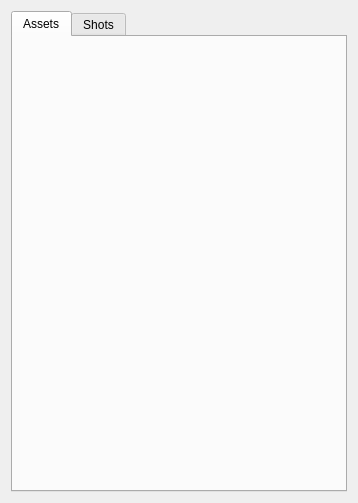
Before: the Qt Designer form scripts/psyhive/tools/hive_bro.ui in Psyop/psyhive, drawn with Qt 5.
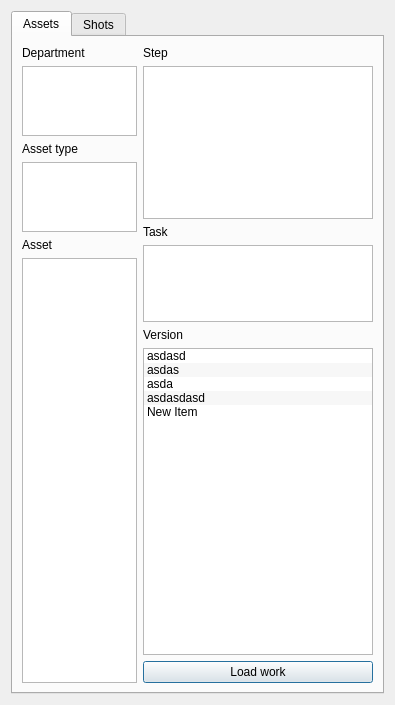
After: the same form once the commit is applied. The open tabs and pages were chosen to show the change. Custom widgets are drawn as their Qt base class.

What changed in the file:
```diff
--- a/scripts/psyhive/tools/hive_bro.ui
+++ b/scripts/psyhive/tools/hive_bro.ui
@@ -1,13 +1,13 @@
 <?xml version="1.0" encoding="UTF-8"?>
 <ui version="4.0">
- <class>Form</class>
- <widget class="QWidget" name="Form">
+ <class>HiveBro</class>
+ <widget class="QDialog" name="HiveBro">
   <property name="geometry">
    <rect>
     <x>0</x>
     <y>0</y>
-    <width>358</width>
-    <height>503</height>
+    <width>395</width>
+    <height>705</height>
    </rect>
   </property>
   <property name="windowTitle">
@@ -23,6 +23,119 @@
       <attribute name="title">
        <string>Assets</string>
       </attribute>
+      <layout class="QGridLayout" name="gridLayout_3">
+       <item row="0" column="0">
+        <layout class="QHBoxLayout" name="horizontalLayout_2" stretch="1,2">
+         <item>
+          <layout class="QVBoxLayout" name="verticalLayout_3" stretch="0,1,0,1,0,10">
+           <item>
+            <widget class="QLabel" name="label_5">
+             <property name="text">
+              <string>Department</string>
+             </property>
+            </widget>
+           </item>
+           <item>
+            <widget class="QListWidget" name="dept"/>
+           </item>
+           <item>
+            <widget class="QLabel" name="label_6">
+             <property name="text">
+              <string>Asset type</string>
+             </property>
+            </widget>
+           </item>
+           <item>
+            <widget class="HListWidget" name="asset_type"/>
+           </item>
+           <item>
+            <widget class="QLabel" name="label_7">
+             <property name="text">
+              <string>Asset</string>
+             </property>
+            </widget>
+           </item>
+           <item>
+            <widget class="HListWidget" name="asset"/>
+           </item>
+          </layout>
+         </item>
+         <item>
+          <layout class="QVBoxLayout" name="verticalLayout_4" stretch="0,2,0,1,0,4,0">
+           <item>
+            <widget class="QLabel" name="label_9">
+             <property name="text">
+              <string>Step</string>
+             </property>
+            </widget>
+           </item>
+           <item>
+            <widget class="HListWidget" name="asset_step"/>
+           </item>
+           <item>
+            <widget class="QLabel" name="label_10">
+             <property name="text">
+              <string>Task</string>
+             </property>
+            </widget>
+           </item>
+           <item>
+            <widget class="HListWidget" name="asset_task"/>
+           </item>
+           <item>
+            <widget class="QLabel" name="label_8">
+             <property name="text">
+              <string>Version</string>
+             </property>
+            </widget>
+           </item>
+           <item>
+            <widget class="HListWidget" name="asset_version">
+             <property name="alternatingRowColors">
+              <bool>true</bool>
+             </property>
+             <property name="spacing">
+              <number>3</number>
+             </property>
+             <item>
+              <property name="text">
+               <string>asdasd</string>
+              </property>
+             </item>
+             <item>
+              <property name="text">
+               <string>asdas</string>
+              </property>
+             </item>
+             <item>
+              <property name="text">
+               <string>asda</string>
+              </property>
+             </item>
+             <item>
+              <property name="text">
+               <string>asdasdasd</string>
+              </property>
+             </item>
+             <item>
+              <property name="text">
+               <string>New Item</string>
+              </property>
+             </item>
+            </widget>
+           </item>
+           <item>
+            <widget class="QPushButton" name="asset_load">
+             <property name="text">
+              <string>Load work</string>
+             </property>
+            </widget>
+           </item>
+          </layout>
+         </item>
+        </layout>
+       </item>
+      </layout>
      </widget>
      <widget class="QWidget" name="tab">
       <attribute name="title">
@@ -87,6 +200,17 @@
    </item>
   </layout>
  </widget>
+ <customwidgets>
+  <customwidget>
+   <class>HListWidget</class>
+   <extends>QListWidget</extends>
+   <header location="global">hlistwidget.h</header>
+   <slots>
+    <slot>blah()</slot>
+    <slot>redraw()</slot>
+   </slots>
+  </customwidget>
+ </customwidgets>
  <resources/>
  <connections/>
 </ui>
```
Left out of the diff: 30 changed lines with no effect on the pictures.
